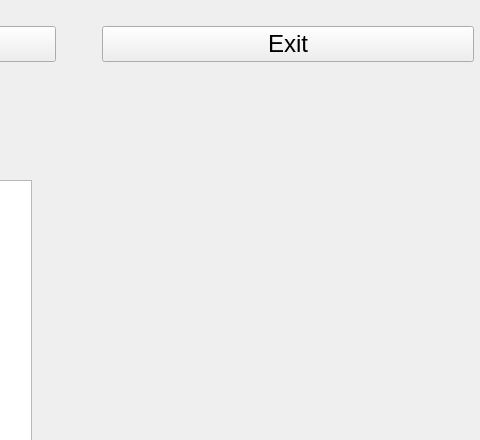
This is mainwindow.ui in MaksS7/Inventory as Qt 5 draws it before an edit; both pictures show x 320 to 800 and y 0 to 440 of the 800 by 600 pixel window. The edited form follows.
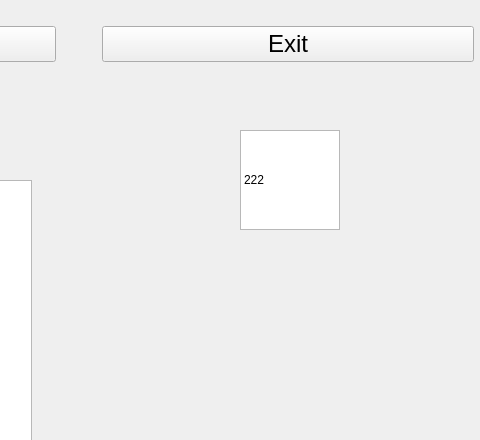
This is the edited form. Custom widgets are drawn as their Qt base class.

Patch:
```diff
--- a/mainwindow.ui
+++ b/mainwindow.ui
@@ -131,12 +131,27 @@
     <widget class="item" name="widget" native="true">
      <property name="geometry">
       <rect>
-       <x>570</x>
-       <y>200</y>
+       <x>550</x>
+       <y>170</y>
        <width>100</width>
        <height>100</height>
       </rect>
      </property>
+     <property name="sizePolicy">
+      <sizepolicy hsizetype="Fixed" vsizetype="Fixed">
+       <horstretch>1</horstretch>
+       <verstretch>1</verstretch>
+      </sizepolicy>
+     </property>
+     <property name="minimumSize">
+      <size>
+       <width>100</width>
+       <height>100</height>
+      </size>
+     </property>
+     <property name="acceptDrops">
+      <bool>false</bool>
+     </property>
      <property name="styleSheet">
       <string notr="true"/>
      </property>
@@ -160,6 +175,50 @@
       <enum>QAbstractItemView::SingleSelection</enum>
      </property>
     </widget>
+    <widget class="QTableWidget" name="tableWidget_2">
+     <property name="geometry">
+      <rect>
+       <x>550</x>
+       <y>50</y>
+       <width>100</width>
+       <height>100</height>
+      </rect>
+     </property>
+     <property name="dragEnabled">
+      <bool>true</bool>
+     </property>
+     <property name="dragDropMode">
+      <enum>QAbstractItemView::DragOnly</enum>
+     </property>
+     <property name="defaultDropAction">
+      <enum>Qt::CopyAction</enum>
+     </property>
+     <property name="rowCount">
+      <number>1</number>
+     </property>
+     <property name="columnCount">
+      <number>1</number>
+     </property>
+     <attribute name="horizontalHeaderVisible">
+      <bool>false</bool>
+     </attribute>
+     <attribute name="horizontalHeaderHighlightSections">
+      <bool>true</bool>
+     </attribute>
+     <attribute name="verticalHeaderVisible">
+      <bool>false</bool>
+     </attribute>
+     <attribute name="verticalHeaderDefaultSectionSize">
+      <number>100</number>
+     </attribute>
+     <row/>
+     <column/>
+     <item row="0" column="0">
+      <property name="text">
+       <string>222</string>
+      </property>
+     </item>
+    </widget>
    </widget>
   </widget>
   <widget class="QMenuBar" name="menubar">
```
Left out of the diff: 2 changed lines with no effect on the pictures.
